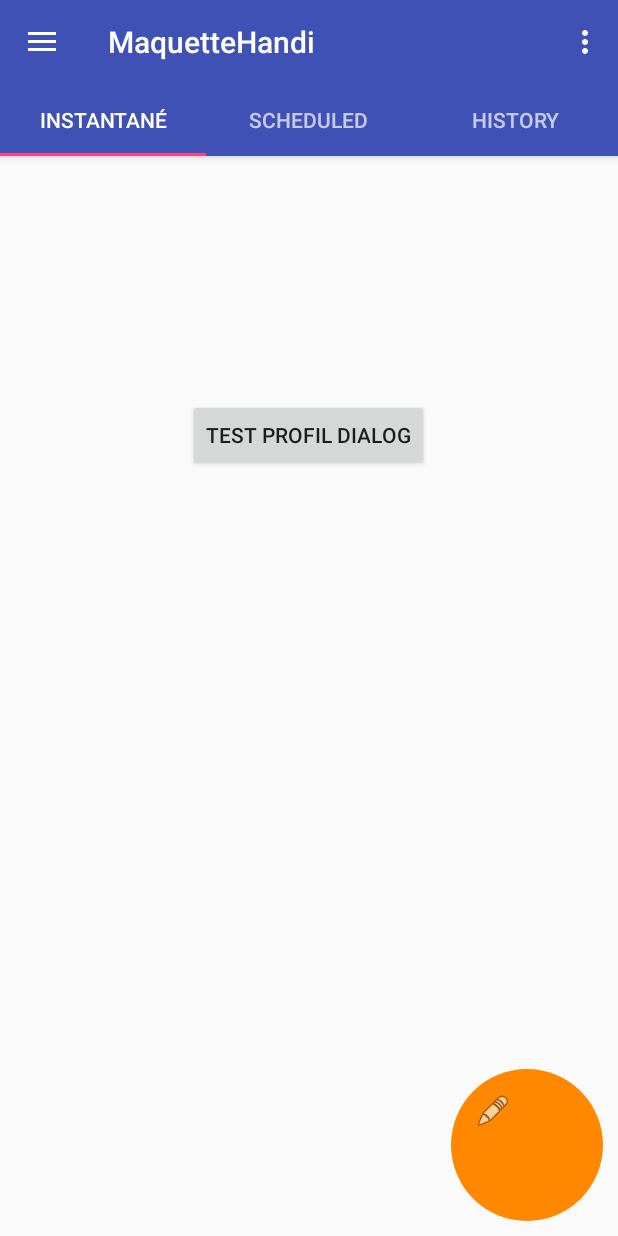
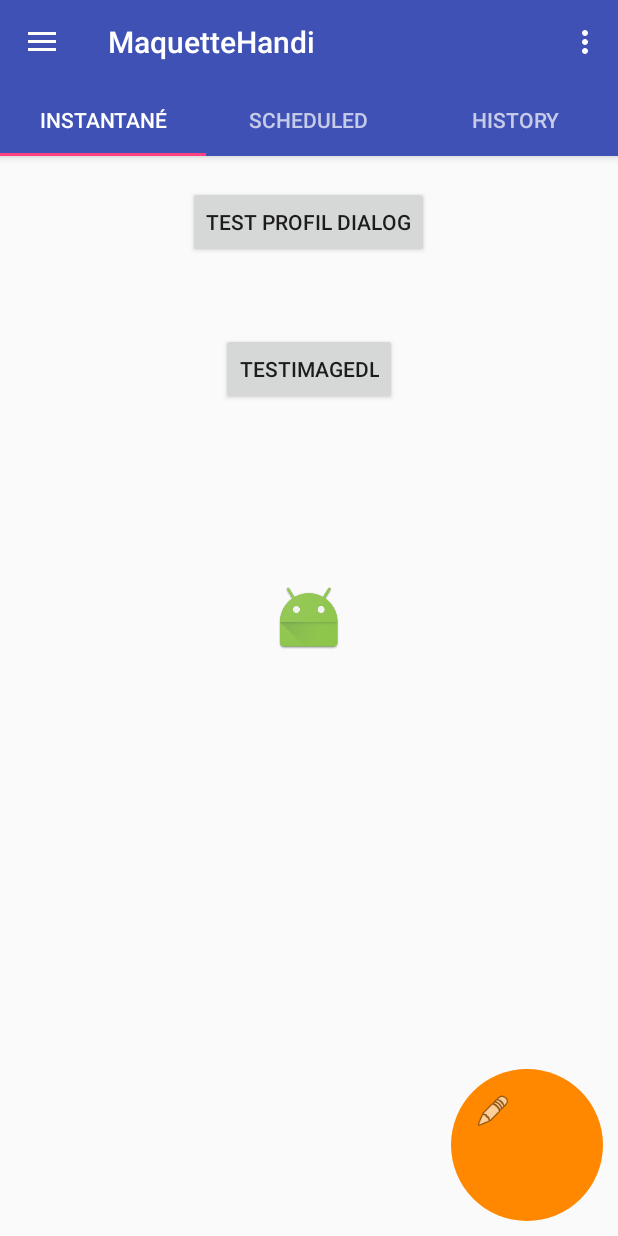
Before and after one commit to omegaxy/Handihelp, an Android app: the InstantFragment screen opened directly, with no data from a screen before it, on a phone screen of 412 x 824 dp. Run offline under Robolectric (Android 15) with nearby library versions, the phone set to English and light mode, and no system bars; our stand-ins replace Volley; libraries missing offline, so code that uses them is left out: com.crashlytics.android, io.fabric.sdk; 1 statement that could not run was skipped.

Commit message:
Added imageRequester, adapted All request class

```diff
--- a/prototype/maquette-android/app/src/main/java/com/example/sikanla/maquettehandi/InstantFragment.java
+++ b/prototype/maquette-android/app/src/main/java/com/example/sikanla/maquettehandi/InstantFragment.java
@@ -1,14 +1,18 @@
 package com.example.sikanla.maquettehandi;
 
+import android.graphics.Bitmap;
+import android.os.Bundle;
 import android.support.v4.app.Fragment;
-
-import android.os.Bundle;
 import android.view.LayoutInflater;
 import android.view.View;
 import android.view.ViewGroup;
 import android.widget.Button;
+import android.widget.ImageView;
 
+import com.android.volley.RequestQueue;
+import com.android.volley.toolbox.Volley;
 import com.example.sikanla.maquettehandi.identification.User;
+import com.example.sikanla.maquettehandi.network.ImageRequester;
 
 
 /**
@@ -17,6 +21,10 @@ import com.example.sikanla.maquettehandi.identification.User;
 
 public class InstantFragment extends Fragment {
     private Button testButton;
+    private Button testButtonImage;
+    private ImageView imageView;
+    RequestQueue requestQueue;
+    private Bitmap bitmap1;
 
     public InstantFragment() {
     }
@@ -32,11 +40,32 @@ public class InstantFragment extends Fragment {
 
     @Override
     public void onViewCreated(final View view, Bundle savedInstanceState) {
+        requestQueue = Volley.newRequestQueue(getActivity());
+        imageView = (ImageView) getActivity().findViewById(R.id.testimageIV);
         testButton = (Button) getActivity().findViewById(R.id.button11);
-        testButton.setOnClickListener(new View.OnClickListener() {
+        testButtonImage = (Button) getActivity().findViewById(R.id.testimage);
+        testButtonImage.setOnClickListener(new View.OnClickListener() {
             @Override
             public void onClick(View v) {
-                Bundle args =new Bundle();
+                ImageRequester imageRequest= new ImageRequester();
+                imageRequest.getImage("2", getActivity(), new ImageRequester.BitmapInterface() {
+                    @Override
+                    public void getBitmap(Bitmap bitmap) {
+                        bitmap1=bitmap;
+                        imageView.setImageBitmap(bitmap1);
+                    }
+                });
+            }
+            });
+
+
+
+        testButton.setOnClickListener(new View.OnClickListener()
+
+            {
+                @Override
+                public void onClick (View v){
+                Bundle args = new Bundle();
                 User user = new User();
                 args.putString("firstname", user.getFirstName());
                 args.putInt("birth_year", user.getAge());
@@ -45,6 +74,6 @@ public class InstantFragment extends Fragment {
                 profileDialogFragment.show(getFragmentManager(), "ProfileDialogFragment");
 
             }
-        });
+            });
+        }
     }
-}
--- a/prototype/maquette-android/app/src/main/java/com/example/sikanla/maquettehandi/identification/LoginActivity.java
+++ b/prototype/maquette-android/app/src/main/java/com/example/sikanla/maquettehandi/identification/LoginActivity.java
@@ -1,12 +1,10 @@
 package com.example.sikanla.maquettehandi.identification;
 
 import android.content.Intent;
-import android.graphics.Bitmap;
 import android.os.Bundle;
 import android.support.v7.app.AppCompatActivity;
 import android.text.Editable;
 import android.text.TextWatcher;
-import android.util.Log;
 import android.view.View;
 import android.widget.Button;
 import android.widget.EditText;
@@ -116,10 +114,9 @@ public class LoginActivity extends AppCompatActivity {
         parameters.put("email", email);
         parameters.put("password", password);
 
-        new AllRequest(this, parameters, "/login", new AllRequest.CallBackConnector() {
+        new AllRequest(this, parameters, "/login", AllRequest.POST, new AllRequest.CallBackConnector() {
             @Override
             public void CallBackOnConnect(String response) {
-                Log.e("in callback: ", response);
                 User user = new User();
                 try {
                     JSONObject jsonObject = new JSONObject(response);
--- a/prototype/maquette-android/app/src/main/res/layout/fragment_instant.xml
+++ b/prototype/maquette-android/app/src/main/res/layout/fragment_instant.xml
@@ -1,5 +1,6 @@
 <?xml version="1.0" encoding="utf-8"?>
 <RelativeLayout xmlns:android="http://schemas.android.com/apk/res/android"
+    xmlns:app="http://schemas.android.com/apk/res-auto"
     android:layout_width="match_parent"
     android:layout_height="match_parent"
     android:orientation="vertical">
@@ -10,7 +11,26 @@
         android:layout_width="wrap_content"
         android:layout_height="wrap_content"
         android:layout_centerHorizontal="true"
-        android:layout_marginTop="162dp"
+        android:layout_marginTop="20dp"
         android:text="Test Profil Dialog" />
 
+    <Button
+        android:id="@+id/testimage"
+        android:layout_width="wrap_content"
+        android:layout_height="wrap_content"
+        android:text="TestImageDL"
+        android:layout_marginTop="50dp"
+        android:layout_below="@+id/button11"
+        android:layout_centerHorizontal="true" />
+
+    <ImageView
+        android:id="@+id/testimageIV"
+        android:layout_width="wrap_content"
+        android:layout_height="80dp"
+        app:srcCompat="@mipmap/ic_launcher"
+        android:layout_below="@+id/testimage"
+        android:layout_centerHorizontal="true"
+        android:layout_marginTop="102dp" />
+
+
 </RelativeLayout>
```
Also changed, not shown: prototype/maquette-android/app/src/main/java/com/example/sikanla/maquettehandi/network/AllRequest.java (+12 -14 lines), prototype/maquette-android/app/src/main/java/com/example/sikanla/maquettehandi/network/ImageRequester.java (added, +34 -0 lines).
